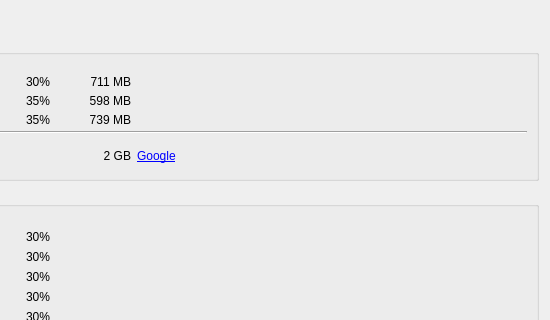
The window that src/gui/overview_form.ui (stepping-stone/sepiola) describes before a commit, drawn with Qt 5; both pictures show x 175 to 725 and y 0 to 320 of the 725 by 568 pixel window.
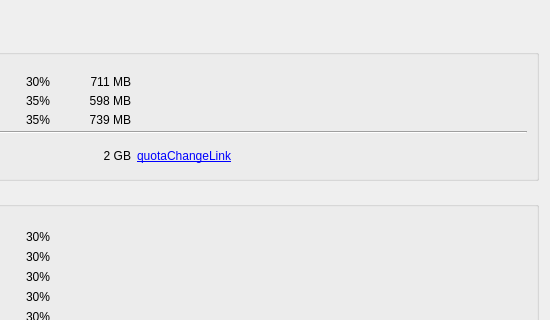
The same window after the commit.

Commit message: added links to quota-modification-site to settings and overview-page

The edit to the form file:
```diff
--- a/src/gui/overview_form.ui
+++ b/src/gui/overview_form.ui
@@ -267,7 +267,7 @@
         <item row="4" column="4">
          <widget class="QLabel" name="labelInfoChangeQuota">
           <property name="text">
-           <string>&lt;a href=&quot;http://www.google.ch&quot; target=&quot;_blank&quot;&gt;Google&lt;/a&gt;</string>
+           <string>&lt;a href=&quot;http://www.quotaChangeTemp.org&quot;&gt;quotaChangeLink&lt;/a&gt;</string>
           </property>
          </widget>
         </item>
```
The commit also changes 3 other files.
